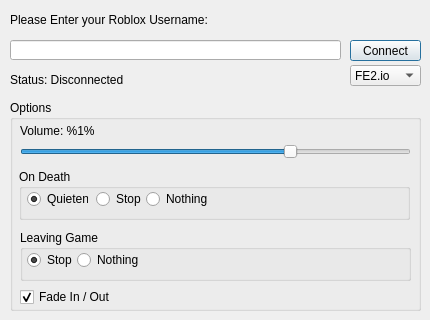
Qt form sources/ui/MainUI.ui (richardios275/fe2io-python) before a commit.
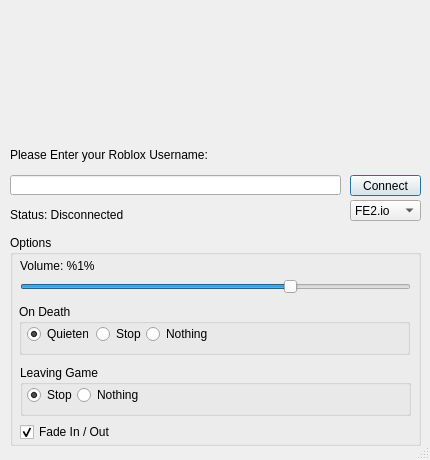
The same form after that commit. Icons and pictures are not drawn.

Commit message:
Added image icon thing to top of UI
I think this will be cool lol

Diff of the .ui file:
```diff
--- a/sources/ui/MainUI.ui
+++ b/sources/ui/MainUI.ui
@@ -7,20 +7,33 @@
     <x>0</x>
     <y>0</y>
     <width>430</width>
-    <height>320</height>
+    <height>460</height>
    </rect>
   </property>
+  <property name="sizePolicy">
+   <sizepolicy hsizetype="Preferred" vsizetype="Preferred">
+    <horstretch>0</horstretch>
+    <verstretch>0</verstretch>
+   </sizepolicy>
+  </property>
   <property name="windowTitle">
    <string>FE2IO Python</string>
   </property>
-  <property name="sizeGripEnabled">
+  <property name="windowIcon">
+   <iconset>
+    <normaloff>resources/icon.ico</normaloff>resources/icon.ico</iconset>
+  </property>
+  <property name="autoFillBackground">
    <bool>false</bool>
   </property>
+  <property name="sizeGripEnabled">
+   <bool>true</bool>
+  </property>
   <widget class="QLabel" name="label">
    <property name="geometry">
     <rect>
      <x>10</x>
-     <y>10</y>
+     <y>145</y>
      <width>411</width>
      <height>20</height>
     </rect>
@@ -33,7 +46,7 @@
    <property name="geometry">
     <rect>
      <x>10</x>
-     <y>40</y>
+     <y>175</y>
      <width>331</width>
      <height>20</height>
     </rect>
@@ -46,7 +59,7 @@
    <property name="geometry">
     <rect>
      <x>350</x>
-     <y>40</y>
+     <y>175</y>
      <width>71</width>
      <height>21</height>
     </rect>
@@ -59,7 +72,7 @@
    <property name="geometry">
     <rect>
      <x>10</x>
-     <y>70</y>
+     <y>205</y>
      <width>331</width>
      <height>20</height>
     </rect>
@@ -72,7 +85,7 @@
    <property name="geometry">
     <rect>
      <x>10</x>
-     <y>100</y>
+     <y>235</y>
      <width>411</width>
      <height>211</height>
     </rect>
@@ -230,7 +243,7 @@
    <property name="geometry">
     <rect>
      <x>350</x>
-     <y>65</y>
+     <y>200</y>
      <width>71</width>
      <height>21</height>
     </rect>
@@ -246,6 +259,31 @@
     </property>
    </item>
   </widget>
+  <widget class="QLabel" name="label_2">
+   <property name="geometry">
+    <rect>
+     <x>20</x>
+     <y>20</y>
+     <width>390</width>
+     <height>110</height>
+    </rect>
+   </property>
+   <property name="autoFillBackground">
+    <bool>false</bool>
+   </property>
+   <property name="frameShadow">
+    <enum>QFrame::Plain</enum>
+   </property>
+   <property name="lineWidth">
+    <number>1</number>
+   </property>
+   <property name="text">
+    <string/>
+   </property>
+   <property name="scaledContents">
+    <bool>true</bool>
+   </property>
+  </widget>
  </widget>
  <resources/>
  <connections/>
```
The commit also changes 1 other file.
